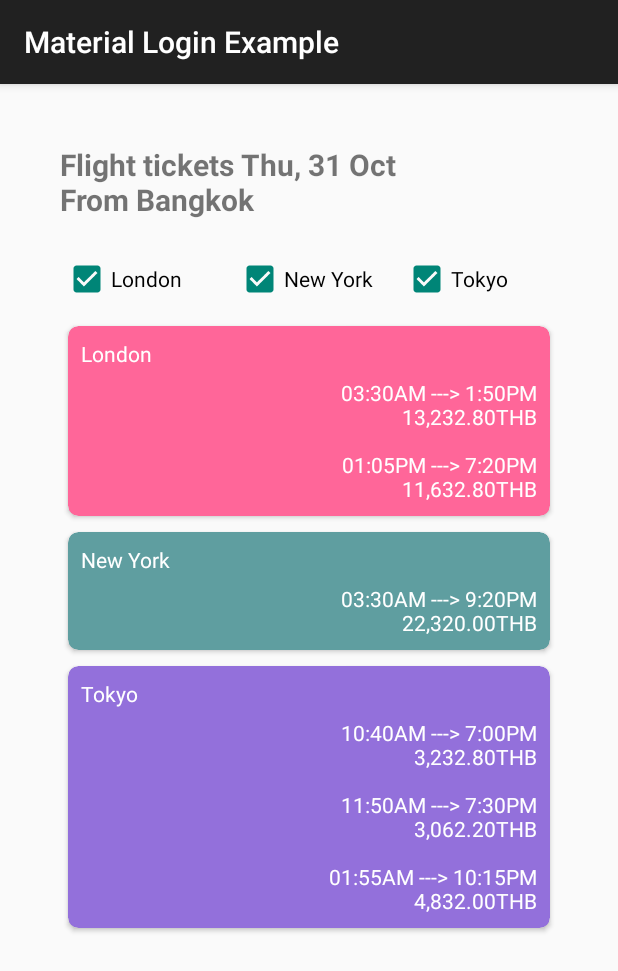
After one commit to zindraziea/SignUpEspresso, an Android app: the Main3Activity screen opened directly, with no data from a screen before it, on a phone screen of 412 x 824 dp. The commit adds this screen. Shown: the top 971 px of the screen. Run offline under Robolectric (Android 15) with nearby library versions, the phone set to English and light mode, and no system bars.

Commit message:
add new activity

```diff
--- a/app/build.gradle
+++ b/app/build.gradle
@@ -27,8 +27,10 @@ dependencies {
     implementation 'com.android.support:appcompat-v7:26.1.0'
     implementation 'com.android.support:design:26.1.0'
     implementation 'com.jakewharton:butterknife:8.8.1'
+    implementation 'com.android.support.constraint:constraint-layout:1.1.3'
     annotationProcessor 'com.jakewharton:butterknife-compiler:8.8.1'
     implementation 'com.android.support:support-v4:26.1.0'
+    implementation 'com.android.support:cardview-v7:26.1.0'
 
     // App's dependencies, including test
     implementation 'com.android.support:support-annotations:28.0.0'
--- /dev/null
+++ b/app/src/main/java/com/sourcey/materiallogindemo/Main3Activity.java
@@ -0,0 +1,62 @@
+package com.sourcey.materiallogindemo;
+
+import android.os.Bundle;
+import android.support.v7.app.AppCompatActivity;
+import android.support.v7.widget.CardView;
+import android.view.View;
+import android.widget.CheckBox;
+import android.widget.TextView;
+
+public class Main3Activity extends AppCompatActivity {
+    View parrentView;
+    CardView cardLondon;
+    CardView cardNewYork;
+    CardView cardTokyo;
+    int cardLondonId;
+
+    @Override
+    protected void onCreate(Bundle savedInstanceState) {
+        super.onCreate(savedInstanceState);
+        setContentView(R.layout.activity_main3);
+
+        TextView tvLondon = (TextView) findViewById(R.id.tvLondon);
+        TextView tvNewYork = (TextView) findViewById(R.id.tvNewYork);
+        TextView tvTokyo = (TextView) findViewById(R.id.tvTokyo);
+
+        parrentView = findViewById(R.id.layout1);
+        cardLondon = (CardView) parrentView.findViewWithTag("1");
+        cardNewYork = (CardView) parrentView.findViewWithTag("2");
+        cardTokyo = (CardView) parrentView.findViewWithTag("3");
+
+        cardLondonId = cardLondon.getId();
+
+        tvLondon.setText("03:30AM ---> 1:50PM\n13,232.80THB\n\n01:05PM ---> 7:20PM\n11,632.80THB");
+        tvNewYork.setText("03:30AM ---> 9:20PM\n22,320.00THB");
+        tvTokyo.setText("10:40AM ---> 7:00PM\n3,232.80THB\n\n11:50AM ---> 7:30PM\n3,062.20THB\n\n01:55AM ---> 10:15PM\n4,832.00THB");
+    }
+
+    public void changeResult(View view) {
+        boolean checked = ((CheckBox) view).isChecked();
+
+        switch (view.getId()) {
+            case R.id.chkLondon:
+                if (!checked)
+                    cardLondon.setVisibility(View.GONE);
+                else
+                    cardLondon.setVisibility(View.VISIBLE);
+                break;
+            case R.id.chkNewYork:
+                if (!checked)
+                    cardNewYork.setVisibility(View.GONE);
+                else
+                    cardNewYork.setVisibility(View.VISIBLE);
+                break;
+            case R.id.chkTokyo:
+                if (!checked)
+                    cardTokyo.setVisibility(View.GONE);
+                else
+                    cardTokyo.setVisibility(View.VISIBLE);
+                break;
+        }
+    }
+}
--- /dev/null
+++ b/app/src/main/res/layout/activity_main3.xml
@@ -0,0 +1,160 @@
+<?xml version="1.0" encoding="utf-8"?>
+
+<android.support.constraint.ConstraintLayout xmlns:android="http://schemas.android.com/apk/res/android"
+    xmlns:app="http://schemas.android.com/apk/res-auto"
+    xmlns:tools="http://schemas.android.com/tools"
+    android:layout_width="match_parent"
+    android:layout_height="match_parent"
+    android:orientation="vertical"
+    tools:context="com.sourcey.materiallogindemo.Main3Activity">
+
+    <ScrollView
+        android:layout_width="match_parent"
+        android:layout_height="match_parent">
+
+        <LinearLayout
+            android:id="@+id/layout1"
+            android:layout_width="match_parent"
+            android:layout_height="match_parent"
+            android:orientation="vertical"
+            android:padding="40dp">
+            <TextView
+                android:layout_width="match_parent"
+                android:layout_height="wrap_content"
+                android:text="Flight tickets Thu, 31 Oct \nFrom Bangkok\n"
+                android:textAlignment="center"
+                android:textSize="20sp"
+                android:textStyle="bold" />
+
+            <LinearLayout
+                android:layout_width="328dp"
+                android:layout_height="wrap_content"
+                android:layout_gravity="center"
+                android:layout_marginBottom="10dp"
+                android:orientation="horizontal">
+
+                <CheckBox
+                    android:id="@+id/chkLondon"
+                    android:layout_width="115dp"
+                    android:layout_height="wrap_content"
+                    android:checked="true"
+                    android:onClick="changeResult"
+                    android:tag="4"
+                    android:text="London" />
+
+                <CheckBox
+                    android:id="@+id/chkNewYork"
+                    android:layout_width="111dp"
+                    android:layout_height="wrap_content"
+                    android:checked="true"
+                    android:onClick="changeResult"
+                    android:tag="5"
+                    android:text="New York" />
+
+                <CheckBox
+                    android:id="@+id/chkTokyo"
+                    android:layout_width="wrap_content"
+                    android:layout_height="wrap_content"
+                    android:checked="true"
+                    android:onClick="changeResult"
+                    android:tag="6"
+                    android:text="Tokyo" />
+
+            </LinearLayout>
+
+            <android.support.v7.widget.CardView
+                android:layout_width="match_parent"
+                android:layout_height="wrap_content"
+                android:layout_margin="5dp"
+                android:tag="1"
+                app:cardBackgroundColor="#FF6699"
+                app:cardCornerRadius="7dp">
+
+                <LinearLayout
+                    android:layout_width="match_parent"
+                    android:layout_height="match_parent"
+                    android:layout_margin="5dp"
+                    android:orientation="vertical">
+
+                    <TextView
+                        android:layout_width="match_parent"
+                        android:layout_height="match_parent"
+                        android:layout_margin="3dp"
+                        android:text="London"
+                        android:textColor="@android:color/white" />
+
+                    <TextView
+                        android:id="@+id/tvLondon"
+                        android:layout_width="match_parent"
+                        android:layout_height="wrap_content"
+                        android:layout_margin="3dp"
+                        android:gravity="right"
+                        android:textColor="@android:color/white" />
+                </LinearLayout>
+            </android.support.v7.widget.CardView>
+
+            <android.support.v7.widget.CardView
+                android:layout_width="match_parent"
+                android:layout_height="wrap_content"
+                android:layout_margin="5dp"
+                android:tag="2"
+                app:cardBackgroundColor="#5F9EA0"
+                app:cardCornerRadius="7dp">
+
+                <LinearLayout
+                    android:layout_width="match_parent"
+                    android:layout_height="match_parent"
+                    android:layout_margin="5dp"
+                    android:orientation="vertical">
+
+                    <TextView
+                        android:layout_width="match_parent"
+                        android:layout_height="match_parent"
+                        android:layout_margin="3dp"
+                        android:text="New York"
+                        android:textColor="@android:color/white" />
+
+                    <TextView
+                        android:id="@+id/tvNewYork"
+                        android:layout_width="match_parent"
+                        android:layout_height="wrap_content"
+                        android:layout_margin="3dp"
+                        android:gravity="right"
+                        android:textColor="@android:color/white" />
+                </LinearLayout>
+            </android.support.v7.widget.CardView>
+
+            <android.support.v7.widget.CardView
+                android:layout_width="match_parent"
+                android:layout_height="wrap_content"
+                android:layout_margin="5dp"
+                android:tag="3"
+                app:cardBackgroundColor="#9370DB"
+                app:cardCornerRadius="7dp">
+
+                <LinearLayout
+                    android:layout_width="match_parent"
+                    android:layout_height="match_parent"
+                    android:layout_margin="5dp"
+                    android:orientation="vertical">
+
+                    <TextView
+                        android:layout_width="match_parent"
+                        android:layout_height="match_parent"
+                        android:layout_margin="3dp"
+                        android:text="Tokyo"
+                        android:textColor="@android:color/white" />
+
+                    <TextView
+                        android:id="@+id/tvTokyo"
+                        android:layout_width="match_parent"
+                        android:layout_height="wrap_content"
+                        android:layout_margin="3dp"
+                        android:gravity="right"
+                        android:textColor="@android:color/white" />
+                </LinearLayout>
+            </android.support.v7.widget.CardView>
+
+        </LinearLayout>
+    </ScrollView>
+</android.support.constraint.ConstraintLayout>
```
Also changed, not shown: app/src/main/AndroidManifest.xml (+12 -6 lines), app/src/main/java/com/sourcey/materiallogindemo/LoginActivity.java (+11 -0 lines), app/src/main/java/com/sourcey/materiallogindemo/Main2Activity.java (added, +13 -0 lines), app/src/main/res/layout/activity_login.xml (+9 -0 lines), app/src/main/res/layout/activity_main2.xml (added, +86 -0 lines).
